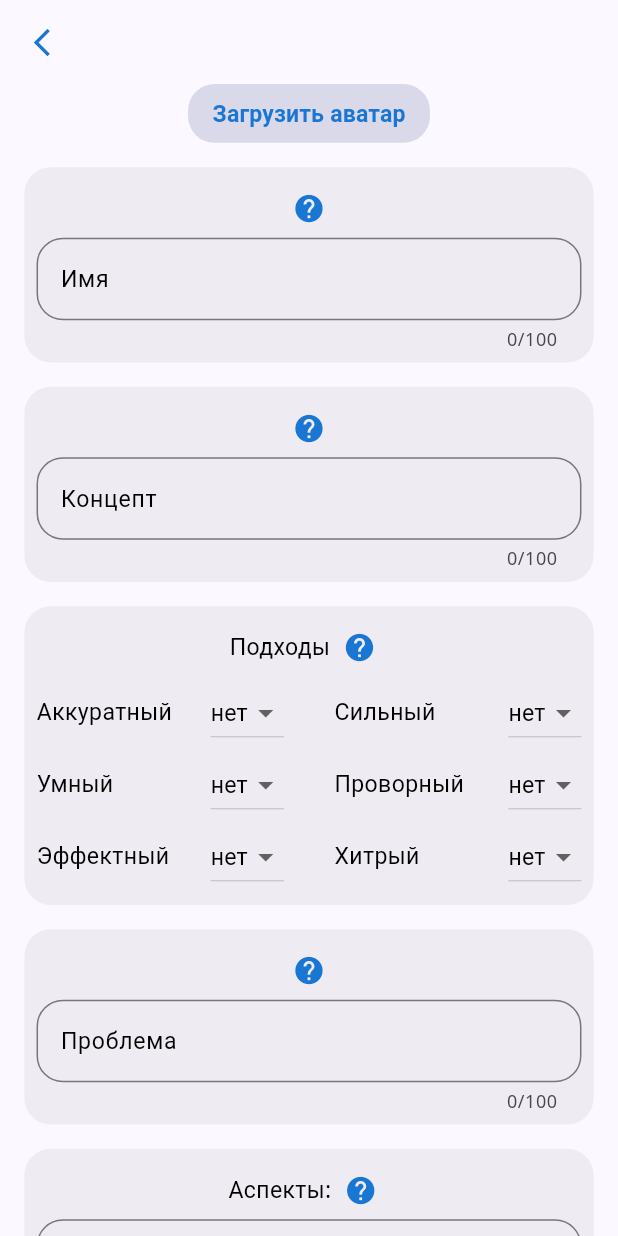
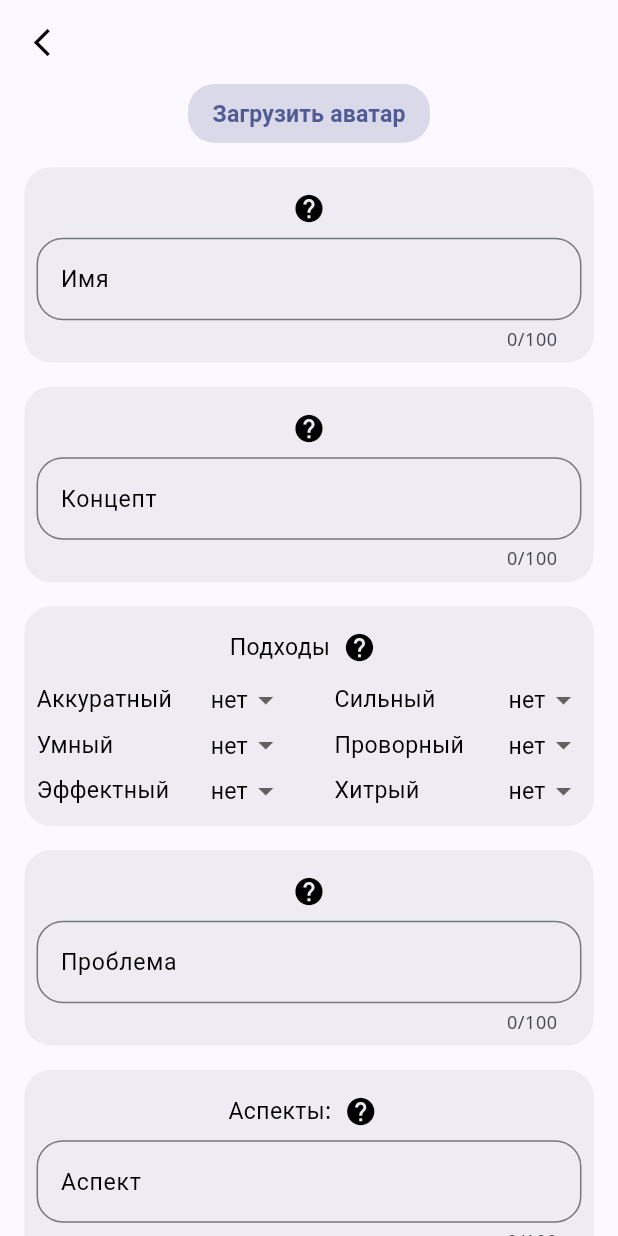
Before and after one commit to anatoliyKaragodin/fate_app, a Flutter app: the screen it shows after launch, after a tap on the "add" icon, on a phone screen of 412 x 824 dp. Run offline on Flutter 3.47's test engine with Material 3 defaults, Android fonts, the phone set to English and light mode, and no system bars; our stand-ins replace dart_mappable, dartz, equatable, file_picker, firebase_core, firebase_crashlytics and 8 more; accounts and stored records are empty; generated files the repository leaves out were written again.

Commit message:
Работает

```diff
--- a/lib/core/utils/theme/app_colors.dart
+++ b/lib/core/utils/theme/app_colors.dart
@@ -14,7 +14,7 @@ class AppColors {
 
   Color buttonTextColor(BuildContext context) => _isDarkMode(context)
       ? Theme.of(context).primaryColorLight
-      : Theme.of(context).primaryColorDark;
+      : Theme.of(context).primaryColor;
 
   static bool _isDarkMode(BuildContext context) =>
       MediaQuery.of(context).platformBrightness == Brightness.dark;
--- a/lib/features/characters/data/datasources/local/sqlite/characters_LDS_impl.dart
+++ b/lib/features/characters/data/datasources/local/sqlite/characters_LDS_impl.dart
@@ -13,19 +13,19 @@ class CharactersLDSImpl implements CharactersLDS {
 
   @override
   Future<List<CharacterModel>> getAll() async {
-    // try {
+    try {
       final List<Map<String, dynamic>> maps =
           await _db.query(LDSconstants.tableCharacters);
 
-      dev.log(maps.toString());
+      // dev.log(maps.toString());
 
       return List.generate(maps.length, (i) {
         return CharacterModel.fromSQLite(maps[i]);
       });
-    // } catch (e) {
-    //   dev.log(e.toString());
-    //   throw CacheException();
-    // }
+    } catch (e) {
+      dev.log(e.toString());
+      throw CacheException();
+    }
   }
 
   @override
--- a/lib/features/characters/presentation/mapper/state_mapper.dart
+++ b/lib/features/characters/presentation/mapper/state_mapper.dart
@@ -1,5 +1,6 @@
 import 'package:dart_mappable/dart_mappable.dart';
 import 'package:fate_app/features/characters/domain/entities/mapper/entities_mapper.dart';
+import 'package:fate_app/features/characters/presentation/pages/characters_list_page/characters_list_page_view_model.dart';
 import 'package:flutter/material.dart';
 
 // Стейты
--- a/lib/features/characters/presentation/pages/character_edit_page/character_edit_page.dart
+++ b/lib/features/characters/presentation/pages/character_edit_page/character_edit_page.dart
@@ -275,6 +275,7 @@ class _SkillColumn extends StatelessWidget {
       children: List.generate(
           skills.length,
           (index) => AppDropdownMenu<int>(
+            height: 30.height(context),
                 width: width,
                 label: skills[index].type.toLabel(),
                 menuItems: skillAvailableList.contains(skills[index].value)
--- a/lib/features/characters/presentation/pages/character_play_page/character_play_page.dart
+++ b/lib/features/characters/presentation/pages/character_play_page/character_play_page.dart
@@ -199,7 +199,7 @@ class _DiceRollResults extends StatelessWidget {
           children: [
             AppButtonWidget(
                 textStyle: textStyle,
-                text: 'Броски кубов',
+                text: 'Результаты бросков подходов',
                 onPressed: () => onTapShowResults()),
             Gap(padding),
             Expanded(
@@ -237,7 +237,7 @@ class _DiceRollResults extends StatelessWidget {
                                                   style: textStyle),
                                               TextSpan(
                                                   text:
-                                                      '[усп: ${results[index].successes}, првл: ${results[index].fails}]',
+                                                      '[успехи: ${results[index].successes}, провалы: ${results[index].fails}]',
                                                   style: appTextStyles
                                                       .textUnfocus(context)),
                                             ]))
--- a/lib/features/characters/presentation/pages/characters_list_page/characters_list_page.dart
+++ b/lib/features/characters/presentation/pages/characters_list_page/characters_list_page.dart
@@ -1,8 +1,12 @@
+import 'package:fate_app/core/rustore_updater/rustore_updater.dart';
 import 'package:fate_app/core/utils/theme/app_padding.dart';
 import 'package:fate_app/features/characters/presentation/pages/characters_list_page/characters_list_page_view_model.dart';
 import 'package:fate_app/core/utils/app_size.dart';
+import 'package:fate_app/features/characters/presentation/widgets/common/app_button_widget.dart';
+import 'package:fate_app/features/characters/presentation/widgets/common/app_dropdown_menu.dart';
 import 'package:flutter/material.dart';
 import 'package:flutter_riverpod/flutter_riverpod.dart';
+import 'package:gap/gap.dart';
 
 import '../../../../../core/utils/theme/app_text_styles.dart';
 import '../../widgets/common/app_character_small_container.dart';
@@ -13,7 +17,10 @@ class CharactersListPage extends ConsumerWidget {
 
   @override
   Widget build(BuildContext context, WidgetRef ref) {
-    final characters = ref.watch(charactersListPageViewProvider).characters;
+    final vmProvider = ref.watch(charactersListPageViewProvider);
+    final characters = vmProvider.characters;
+
+    // final updaterProvider = ref.watch(updaterRustoreProvider);
 
     return Scaffold(
         body: RefreshIndicator(
@@ -25,10 +32,22 @@ class CharactersListPage extends ConsumerWidget {
       child: CustomScrollView(
         slivers: [
           _AppBar(
+            onTapSort: (value) =>
+                ref.read(charactersListPageViewProvider.notifier).sortBy(value),
             onTapNew: () => ref
                 .read(charactersListPageViewProvider.notifier)
                 .createCharacter(ref),
+            selectedSort: vmProvider.sortType.toLabel(),
           ),
+          // if (updaterProvider)
+          //   SliverToBoxAdapter(
+          //     child: Center(
+          //       child: AppButtonWidget(
+          //           text: 'Обновить приложение',
+          //           onPressed: () =>
+          //               ref.read(updaterRustoreProvider.notifier).update()),
+          //     ),
+          //   ),
           SliverList(
             delegate: SliverChildBuilderDelegate(
               (BuildContext context, int index) {
@@ -60,26 +79,57 @@ class CharactersListPage extends ConsumerWidget {
 }
 
 class _AppBar extends StatelessWidget {
-  const _AppBar({required this.onTapNew});
+  const _AppBar(
+      {required this.onTapNew,
+      required this.onTapSort,
+      required this.selectedSort});
 
   final VoidCallback onTapNew;
+
+  final Function(String? value) onTapSort;
+
+  final String? selectedSort;
 
   @override
   Widget build(BuildContext context) {
     return SliverAppBar(
       pinned: true,
-      expandedHeight: 100.height(context),
+      centerTitle: true,
+      expandedHeight: 95.height(context),
+      collapsedHeight: 70.height(context),
       flexibleSpace: FlexibleSpaceBar(
         centerTitle: true,
-        title: Text("FAE", style: appTextStyles.title1(context)),
+        title: Column(
+          mainAxisAlignment: MainAxisAlignment.end,
+          children: [
+            Text("FAE", style: appTextStyles.title1(context)),
+            Gap(appPadding.smallH(context)),
+            AppDropdownMenu<String>(
+                height: 20.height(context),
+                width: 220.width(context),
+                onItemSelected: (value) => onTapSort(value),
+                selectedItem: selectedSort,
+                label: 'сортировка по:',
+                menuItems: [
+                  SortType.no.toLabel(),
+                  SortType.name.toLabel(),
+                  SortType.createdAt.toLabel(),
+                  SortType.updatedAt.toLabel()
+                ]),
+          ],
+        ),
         expandedTitleScale: 1.1,
-        background: SizedBox(
-          child: Center(
-            child: Text(
-              "Убежище персонажей для",
-              style: appTextStyles.title2(context),
+        background: Column(
+          mainAxisAlignment: MainAxisAlignment.start,
+          children: [
+            Padding(
+              padding: EdgeInsets.only(top: 35.height(context)),
+              child: Text(
+                "Убежище персонажей для",
+                style: appTextStyles.text1(context),
+              ),
             ),
-          ),
+          ],
         ),
       ),
       actions: [
--- a/lib/features/characters/presentation/pages/characters_list_page/characters_list_page_state.dart
+++ b/lib/features/characters/presentation/pages/characters_list_page/characters_list_page_state.dart
@@ -4,7 +4,10 @@ part of '../../mapper/state_mapper.dart';
 class CharactersListPageState with CharactersListPageStateMappable {
   final List<CharacterEntity> characters;
   final bool isEditing;
+  final SortType sortType;
 
   const CharactersListPageState(
-      {required this.characters, required this.isEditing});
+      {required this.characters,
+      required this.isEditing,
+      required this.sortType});
 }
--- a/lib/features/characters/presentation/pages/characters_list_page/characters_list_page_view_model.dart
+++ b/lib/features/characters/presentation/pages/characters_list_page/characters_list_page_view_model.dart
@@ -26,7 +26,8 @@ class CharactersListPageViewModel
 
   CharactersListPageViewModel(
       this._getCharactersUC, this._deleteCharacterUC, this._deleteFileUC)
-      : super(const CharactersListPageState(characters: [], isEditing: false)) {
+      : super(const CharactersListPageState(
+            characters: [], isEditing: false, sortType: SortType.no)) {
     fetchCharacters();
   }
 
@@ -36,9 +37,11 @@ class CharactersListPageViewModel
     result.fold((failure) {
       dev.log('loading error');
     }, (characters) {
-      dev.log('load characters: $characters');
+      // dev.log('load characters: $characters');
 
       state = state.copyWith(characters: characters);
+
+      sortBy(state.sortType.toLabel());
     });
   }
 
@@ -78,7 +81,31 @@ class CharactersListPageViewModel
     if (index != -1) {
       characters[index] = character;
       state = state.copyWith(characters: characters);
+
+      sortBy(state.sortType.toLabel());
     }
+  }
+
+  void sortBy(String? value) {
+    List<CharacterEntity> characters = [...state.characters];
+
+    SortType? sortBy;
+
+    if (value == SortType.no.toLabel()) {
+      characters = _sortByLocalId(characters);
+      sortBy = SortType.no;
+    } else if (value == SortType.name.toLabel()) {
+      characters = _sortByName(characters);
+      sortBy = SortType.name;
+    } else if (value == SortType.createdAt.toLabel()) {
+      characters = _sortByCreatedAt(characters);
+      sortBy = SortType.createdAt;
+    } else if (value == SortType.updatedAt.toLabel()) {
+      characters = _sortByUpdatedAt(characters);
+      sortBy = SortType.updatedAt;
+    }
+
+    state = state.copyWith(characters: characters, sortType: sortBy);
   }
 
 // Приватные методы
@@ -113,10 +140,65 @@ class CharactersListPageViewModel
 
     state = state.copyWith(characters: characters);
 
+    sortBy(state.sortType.toLabel());
+
     _deleteCharacterUC(character.localeId!);
 
     if (character.image != null) {
       _deleteFileUC(character.image!);
     }
   }
+
+  List<CharacterEntity> _sortByName(List<CharacterEntity> characters) {
+    characters.sort((a, b) => a.name.compareTo(b.name));
+
+    return characters;
+  }
+
+  List<CharacterEntity> _sortByCreatedAt(List<CharacterEntity> characters) {
+    characters.sort((a, b) {
+      if (a.createdAt == null && b.createdAt == null) return 0;
+      if (a.createdAt == null) return 1;
+      if (b.createdAt == null) return -1;
+      return a.createdAt!.compareTo(b.createdAt!) * -1;
+    });
+
+    return characters;
+  }
+
+  List<CharacterEntity> _sortByUpdatedAt(List<CharacterEntity> characters) {
+    characters.sort((a, b) {
+      if (a.updatedAt == null && b.updatedAt == null) return 0;
+      if (a.updatedAt == null) return 1;
+      if (b.updatedAt == null) return -1;
+      return a.updatedAt!.compareTo(b.updatedAt!) * -1;
+    });
+
+    return characters;
+  }
+
+  List<CharacterEntity> _sortByLocalId(List<CharacterEntity> characters) {
+    characters.sort((a, b) => a.localeId!.compareTo(b.localeId!));
+
+    return characters;
+  }
 }
+
+enum SortType { no, name, createdAt, updatedAt }
+
+extension SortTypeExtention on SortType {
+  String? toLabel() {
+    switch (this) {
+      case SortType.no:
+        return '';
+      case SortType.name:
+        return 'имени';
+      case SortType.createdAt:
+        return 'созданию';
+      case SortType.updatedAt:
+        return 'обновлению';
+      default:
+        return null;
+    }
+  }
+}
--- a/lib/features/characters/presentation/widgets/common/app_character_small_container.dart
+++ b/lib/features/characters/presentation/widgets/common/app_character_small_container.dart
@@ -55,7 +55,7 @@ class AppCharacterSmallContainer extends StatelessWidget {
                 children: [
                   if (character.createdAt != null)
                     Text(
-                      'Cоздан: ${DateFormat('yyyy-MM-dd HH:mm').format(character.createdAt!)}',
+                      'Cоздан: ${DateFormat('dd-MM-yyyy HH:mm').format(character.createdAt!)}',
                       style: appTextStyles.textUnfocus(context),
                     ),
                   if (character.createdAt != null &&
@@ -65,7 +65,7 @@ class AppCharacterSmallContainer extends StatelessWidget {
                               .inSeconds >
                           1)
                     Text(
-                      'Обновлен: ${DateFormat('yyyy-MM-dd HH:mm').format(character.updatedAt!)}',
+                      'Обновлен: ${DateFormat('dd-MM-yyyy HH:mm').format(character.updatedAt!)}',
                       style: appTextStyles.textUnfocus(context),
                     )
                 ],
--- a/lib/features/characters/presentation/widgets/common/app_dropdown_menu.dart
+++ b/lib/features/characters/presentation/widgets/common/app_dropdown_menu.dart
@@ -1,3 +1,4 @@
+import 'package:fate_app/core/utils/theme/app_boder_radius.dart';
 import 'package:fate_app/core/utils/theme/app_text_styles.dart';
 import 'package:flutter/material.dart';
 
@@ -26,17 +27,23 @@ class AppDropdownMenu<T> extends StatelessWidget {
 
   final double? width;
 
+  /// Высота выпадающего меню (по умолчанию - null).
+
+  final double? height;
+
   const AppDropdownMenu(
       {super.key,
       required this.label,
       required this.menuItems,
       required this.selectedItem,
       required this.onItemSelected,
-      this.width});
+      this.width,
+      this.height});
 
   @override
   Widget build(BuildContext context) {
     return SizedBox(
+      height: height,
       width: width,
       child: Row(
         mainAxisAlignment: MainAxisAlignment.spaceBetween,
@@ -46,6 +53,9 @@ class AppDropdownMenu<T> extends StatelessWidget {
               maxLines: 1,
               style: appTextStyles.text1(context)),
           DropdownButton<T?>(
+            borderRadius: appBorderRadius.medium(context),
+            itemHeight: 48.0,
+            underline: const SizedBox.shrink(),
             value: selectedItem,
             onChanged: (T? newValue) {
               onItemSelected(newValue);
@@ -57,7 +67,7 @@ class AppDropdownMenu<T> extends StatelessWidget {
                   value is StuntType
                       ? (value as StuntType).toLabel()
                       : (value != null ? value.toString() : 'нет'),
-                      style: appTextStyles.text1(context),
+                  style: appTextStyles.text1(context),
                 ),
               );
             }).toList(),
--- a/lib/features/characters/presentation/widgets/common/app_icon_button.dart
+++ b/lib/features/characters/presentation/widgets/common/app_icon_button.dart
@@ -23,7 +23,7 @@ class AppIconButton extends StatelessWidget {
           height: 20.width(context) + appPadding.mediumW(context),
           child: Center(
             child: IconButton(
-              color: appColors.buttonTextColor(context),
+              color: appColors.textColor(context),
                 alignment: Alignment.center,
                 padding: EdgeInsets.zero,
                 iconSize: 20.width(context),
--- a/pubspec.yaml
+++ b/pubspec.yaml
@@ -57,6 +57,7 @@ dependencies:
   firebase_crashlytics: ^3.4.9
   firebase_analytics: ^10.8.0
   intl: ^0.19.0
+  # flutter_rustore_update: ^6.1.0
 
 dev_dependencies:
   flutter_test:
```
Also changed, not shown: lib/core/rustore_updater/rustore_updater.dart (added, +52 -0 lines), lib/features/characters/presentation/mapper/state_mapper.mapper.dart (+17 -5 lines), lib/features/characters/presentation/widgets/character_play_page/app_dice_roll_results_widget.dart (added, +112 -0 lines), pubspec.lock, 6 other files.
